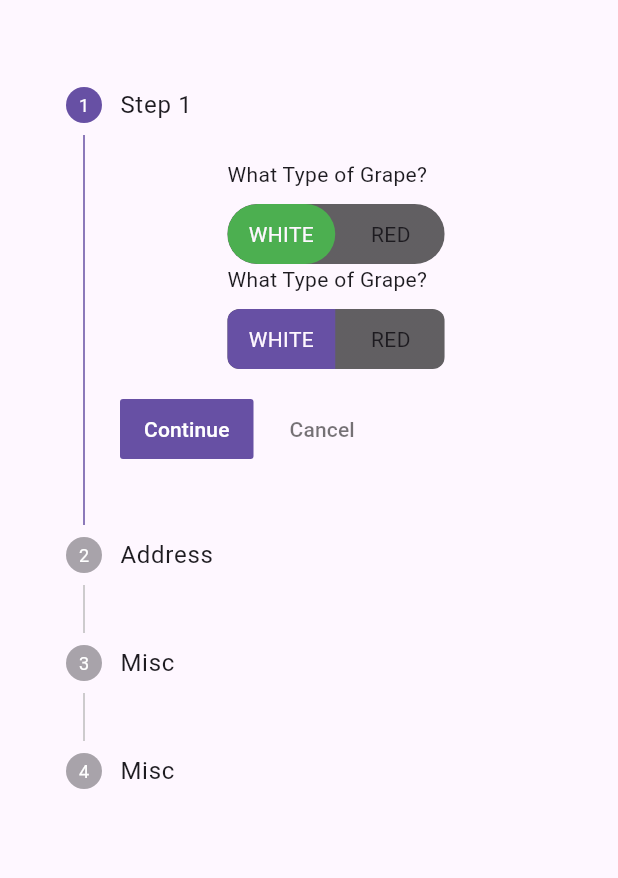
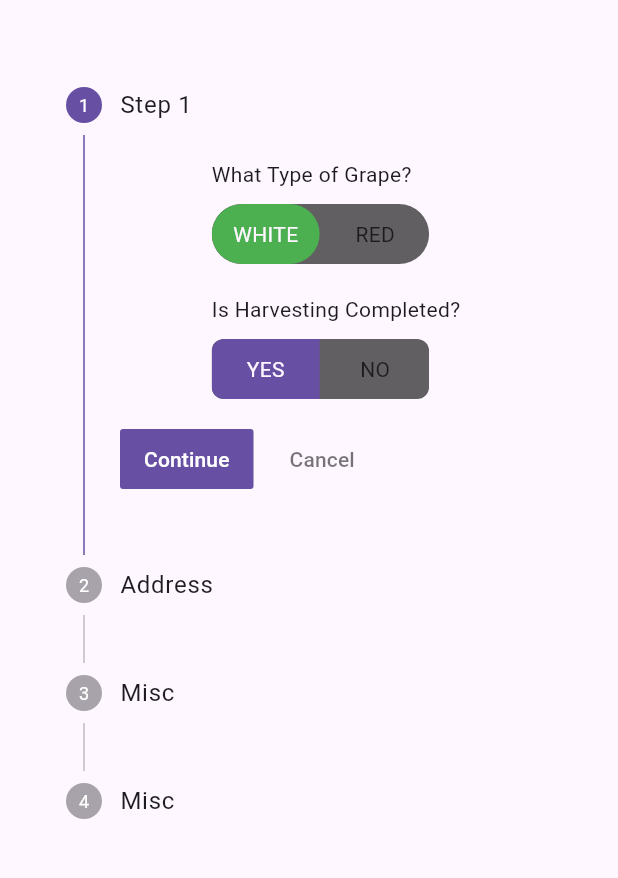
Before and after one commit to aafolabi/VineInspector, a Flutter app: the Analyzer screen opened directly, after a tap on "WHITE", on a phone screen of 412 x 824 dp, the part 63-941 px from its top. Run offline on Flutter 3.47's test engine with Material 3 defaults, Android fonts, the phone set to English and light mode, and no system bars; drawn by our look-alikes of toggle_switch; our stand-ins replace fluttertoast, introduction_screen, modal_progress_hud_nsn, page_transition, shared_preferences; missing offline and left inert: responsive_navigation_bar; accounts and stored records are empty.

Commit message:
Store selected input

```diff
--- a/lib/dashboard/pages/analyzer/analyzer.dart
+++ b/lib/dashboard/pages/analyzer/analyzer.dart
@@ -14,6 +14,8 @@ class Analyzer extends StatefulWidget {
 
 class _AnalyzerState extends State<Analyzer> {
   int currentStep = 0;
+  final codex = <String, dynamic>{};
+  final codex_array = [];
   @override
   Widget build(BuildContext context) {
     return Scaffold(
@@ -78,22 +80,26 @@ class _AnalyzerState extends State<Analyzer> {
                     radiusStyle: true,
                     labels: ['WHITE', 'RED',],
                     onToggle: (index) {
-                      print('switched to: $index');
+                      var value =  index == 0 ? 'white' : 'red';
+                      codex.addAll({'qone':value});
+                      print(codex);
                     },
                   ),
-                  Text('What Type of Grape?'),
+                  const SizedBox(
+                    height: 20,
+                  ),
+                  Text('Is Harvesting Completed?'),
                   const SizedBox(
                     height: 10,
                   ),
                   ToggleSwitch(
                     initialLabelIndex: 0,
                     totalSwitches: 2,
-                    labels: [
-                      'WHITE',
-                      'RED',
-                    ],
+                    labels: ['YES','NO'],
                     onToggle: (index) {
-                      print('switched to: $index');
+                      var value =  index == 0 ? 'yes' : 'no';
+                      codex.addAll({'qtwo':value});
+                      print(codex);
                     },
                   ),
                 ],
--- a/lib/globals.dart
+++ b/lib/globals.dart
@@ -25,6 +25,8 @@ dynamic noChild;
 dynamic myContacts=[noChild];
 dynamic myRequests=[noChild];
 dynamic myPeers=[noChild];
+// dynamic codex = <String, dynamic>{};
+final global_codex = <String, dynamic>{};
 
 dynamic allRequests;
 var peers;
```
